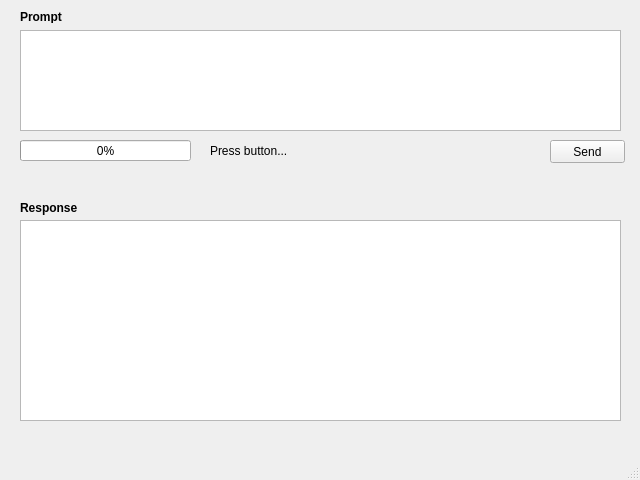
Old version of the form src/gui/main_window_aisimogen.ui in the repository Patrick-Hummel/AI_Simscape_Model_Generator.
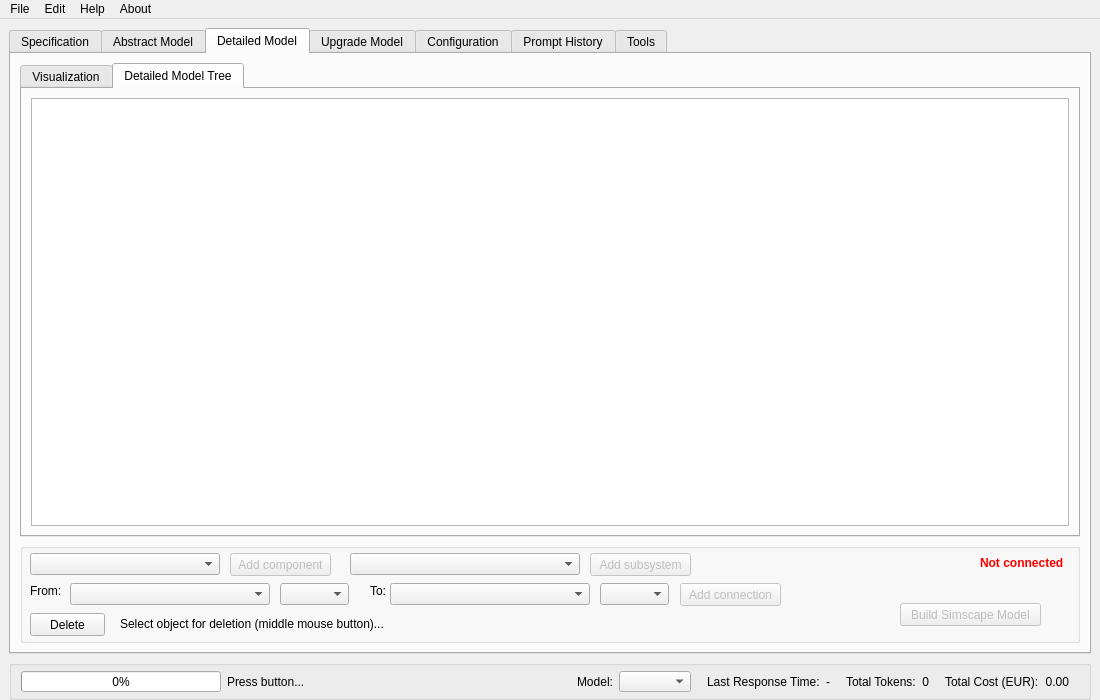
New version of the form. The open tabs and pages were chosen to show the change.

Commit message: Added system model visualization, state machine, feedback mechanism

The edit to the form file:
```diff
--- a/src/gui/main_window_aisimogen.ui
+++ b/src/gui/main_window_aisimogen.ui
@@ -6,129 +6,1068 @@
    <rect>
     <x>0</x>
     <y>0</y>
-    <width>640</width>
-    <height>480</height>
+    <width>1100</width>
+    <height>700</height>
    </rect>
   </property>
   <property name="windowTitle">
    <string>AISiMoGen - AI Simscape Model Generator v.0.1</string>
   </property>
   <widget class="QWidget" name="centralwidget">
-   <widget class="QPushButton" name="pushButton_generate_response">
-    <property name="geometry">
-     <rect>
-      <x>550</x>
-      <y>140</y>
-      <width>75</width>
-      <height>23</height>
-     </rect>
-    </property>
-    <property name="text">
-     <string>Send</string>
-    </property>
-   </widget>
-   <widget class="QPlainTextEdit" name="plainTextEdit_prompt">
-    <property name="geometry">
-     <rect>
-      <x>20</x>
-      <y>30</y>
-      <width>601</width>
-      <height>101</height>
-     </rect>
-    </property>
-   </widget>
-   <widget class="QPlainTextEdit" name="plainTextEdit_response">
-    <property name="geometry">
-     <rect>
-      <x>20</x>
-      <y>220</y>
-      <width>601</width>
-      <height>201</height>
-     </rect>
-    </property>
-    <property name="readOnly">
-     <bool>true</bool>
-    </property>
-   </widget>
-   <widget class="QLabel" name="label_prompt">
-    <property name="geometry">
-     <rect>
-      <x>20</x>
-      <y>10</y>
-      <width>47</width>
-      <height>13</height>
-     </rect>
-    </property>
-    <property name="font">
-     <font>
-      <weight>75</weight>
-      <bold>true</bold>
-     </font>
-    </property>
-    <property name="text">
-     <string>Prompt</string>
-    </property>
-   </widget>
-   <widget class="QLabel" name="label_response">
-    <property name="geometry">
-     <rect>
-      <x>20</x>
-      <y>200</y>
-      <width>71</width>
-      <height>16</height>
-     </rect>
-    </property>
-    <property name="font">
-     <font>
-      <weight>75</weight>
-      <bold>true</bold>
-     </font>
-    </property>
-    <property name="text">
-     <string>Response</string>
-    </property>
-   </widget>
-   <widget class="QProgressBar" name="progressBar_request_prompt">
-    <property name="geometry">
-     <rect>
-      <x>20</x>
-      <y>140</y>
-      <width>171</width>
-      <height>21</height>
-     </rect>
-    </property>
-    <property name="value">
+   <layout class="QVBoxLayout" name="verticalLayout">
+    <property name="bottomMargin">
      <number>0</number>
     </property>
-   </widget>
-   <widget class="QLabel" name="label_progress_request_prompt">
-    <property name="geometry">
-     <rect>
-      <x>210</x>
-      <y>140</y>
-      <width>91</width>
-      <height>21</height>
-     </rect>
-    </property>
-    <property name="text">
-     <string>Press button...</string>
-    </property>
-    <property name="alignment">
-     <set>Qt::AlignLeading|Qt::AlignLeft|Qt::AlignVCenter</set>
-    </property>
-   </widget>
+    <item>
+     <widget class="QTabWidget" name="tabWidget_main">
+      <property name="currentIndex">
+       <number>0</number>
+      </property>
+      <widget class="QWidget" name="tab_specification">
+       <attribute name="title">
+        <string>Specification</string>
+       </attribute>
+       <layout class="QVBoxLayout" name="verticalLayout_2">
+        <item>
+         <widget class="QGroupBox" name="groupBox_requirements_specification">
+          <property name="title">
+           <string>System Specification</string>
+          </property>
+          <widget class="QPushButton" name="pushButton_create_specification_summary">
+           <property name="geometry">
+            <rect>
+             <x>950</x>
+             <y>240</y>
+             <width>75</width>
+             <height>23</height>
+            </rect>
+           </property>
+           <property name="text">
+            <string>Send</string>
+           </property>
+          </widget>
+          <widget class="QPlainTextEdit" name="plainTextEdit_user_specification">
+           <property name="geometry">
+            <rect>
+             <x>20</x>
+             <y>30</y>
+             <width>911</width>
+             <height>231</height>
+            </rect>
+           </property>
+           <property name="placeholderText">
+            <string>Describe the system you would like to have generated...</string>
+           </property>
+          </widget>
+         </widget>
+        </item>
+        <item>
+         <widget class="QGroupBox" name="groupBox_specification_summary">
+          <property name="title">
+           <string>Specification Summary (AI)</string>
+          </property>
+          <widget class="QPlainTextEdit" name="plainTextEdit_specification_summary">
+           <property name="enabled">
+            <bool>false</bool>
+           </property>
+           <property name="geometry">
+            <rect>
+             <x>20</x>
+             <y>50</y>
+             <width>911</width>
+             <height>211</height>
+            </rect>
+           </property>
+           <property name="documentTitle">
+            <string/>
+           </property>
+           <property name="readOnly">
+            <bool>false</bool>
+           </property>
+           <property name="placeholderText">
+            <string>Send your specification to the AI and the resulting summary will be displayed here...</string>
+           </property>
+          </widget>
+          <widget class="QLabel" name="label_response_2">
+           <property name="geometry">
+            <rect>
+             <x>20</x>
+             <y>30</y>
+             <width>691</width>
+             <height>16</height>
+            </rect>
+           </property>
+           <property name="font">
+            <font>
+             <weight>50</weight>
+             <bold>false</bold>
+            </font>
+           </property>
+           <property name="text">
+            <string>If you see mistakes, alter your description above, change some LLM parameters or just fix them yourself below. When done, click &quot;Verify&quot;.</string>
+           </property>
+          </widget>
+          <widget class="QPushButton" name="pushButton_verify_specification_summary">
+           <property name="enabled">
+            <bool>false</bool>
+           </property>
+           <property name="geometry">
+            <rect>
+             <x>950</x>
+             <y>240</y>
+             <width>75</width>
+             <height>23</height>
+            </rect>
+           </property>
+           <property name="text">
+            <string>Verify</string>
+           </property>
+          </widget>
+         </widget>
+        </item>
+       </layout>
+      </widget>
+      <widget class="QWidget" name="tab_abstract_system_model">
+       <attribute name="title">
+        <string>Abstract Model</string>
+       </attribute>
+       <layout class="QVBoxLayout" name="verticalLayout_3">
+        <item>
+         <widget class="QTabWidget" name="tabWidget_abstract_model">
+          <property name="currentIndex">
+           <number>0</number>
+          </property>
+          <widget class="QWidget" name="tab_5">
+           <attribute name="title">
+            <string>Visualization</string>
+           </attribute>
+           <layout class="QVBoxLayout" name="verticalLayout_6">
+            <item>
+             <widget class="QGroupBox" name="groupBox_abstract_model_visualization">
+              <property name="title">
+               <string/>
+              </property>
+             </widget>
+            </item>
+           </layout>
+          </widget>
+          <widget class="QWidget" name="tab_tree_abstract_model">
+           <attribute name="title">
+            <string>Abstract Model Tree</string>
+           </attribute>
+           <layout class="QVBoxLayout" name="verticalLayout_5">
+            <item>
+             <widget class="QTreeWidget" name="treeWidget_abstract_model">
+              <attribute name="headerVisible">
+               <bool>false</bool>
+              </attribute>
+              <column>
+               <property name="text">
+                <string notr="true">1</string>
+               </property>
+              </column>
+             </widget>
+            </item>
+           </layout>
+          </widget>
+          <widget class="QWidget" name="tab_tree_json_response">
+           <attribute name="title">
+            <string>JSON Response Tree</string>
+           </attribute>
+           <layout class="QVBoxLayout" name="verticalLayout_4">
+            <item>
+             <widget class="QTreeWidget" name="treeWidget_json_response">
+              <property name="columnCount">
+               <number>1</number>
+              </property>
+              <attribute name="headerVisible">
+               <bool>false</bool>
+              </attribute>
+              <column>
+               <property name="text">
+                <string notr="true">1</string>
+               </property>
+              </column>
+             </widget>
+            </item>
+           </layout>
+          </widget>
+          <widget class="QWidget" name="tab_4">
+           <attribute name="title">
+            <string>Response</string>
+           </attribute>
+           <layout class="QVBoxLayout" name="verticalLayout_11">
+            <item>
+             <widget class="QPlainTextEdit" name="plainTextEdit_ai_abstract_system_model">
+              <property name="readOnly">
+               <bool>true</bool>
+              </property>
+             </widget>
+            </item>
+           </layout>
+          </widget>
+         </widget>
+        </item>
+        <item>
+         <widget class="QGroupBox" name="groupBox_6">
+          <property name="minimumSize">
+           <size>
+            <width>0</width>
+            <height>150</height>
+           </size>
+          </property>
+          <property name="title">
+           <string>Provide Feedback</string>
+          </property>
+          <widget class="QPlainTextEdit" name="plainTextEdit_abstract_model_feedback">
+           <property name="enabled">
+            <bool>false</bool>
+           </property>
+           <property name="geometry">
+            <rect>
+             <x>20</x>
+             <y>20</y>
+             <width>841</width>
+             <height>121</height>
+            </rect>
+           </property>
+           <property name="minimumSize">
+            <size>
+             <width>0</width>
+             <height>100</height>
+            </size>
+           </property>
+           <property name="placeholderText">
+            <string>Something wrong? Here you can provide direct feedback to the AI to try to improve the generated abstract system model...</string>
+           </property>
+          </widget>
+          <widget class="QPushButton" name="pushButton_abstract_model_send_feedback">
+           <property name="enabled">
+            <bool>false</bool>
+           </property>
+           <property name="geometry">
+            <rect>
+             <x>880</x>
+             <y>80</y>
+             <width>101</width>
+             <height>23</height>
+            </rect>
+           </property>
+           <property name="text">
+            <string>Send Feedback</string>
+           </property>
+          </widget>
+          <widget class="QPushButton" name="pushButton_create_detailed_model">
+           <property name="enabled">
+            <bool>false</bool>
+           </property>
+           <property name="geometry">
+            <rect>
+             <x>880</x>
+             <y>110</y>
+             <width>141</width>
+             <height>23</height>
+            </rect>
+           </property>
+           <property name="text">
+            <string>Create Detailed Model</string>
+           </property>
+          </widget>
+          <widget class="QPushButton" name="pushButton_clear_abstract_model_feedback_text">
+           <property name="enabled">
+            <bool>false</bool>
+           </property>
+           <property name="geometry">
+            <rect>
+             <x>880</x>
+             <y>50</y>
+             <width>75</width>
+             <height>23</height>
+            </rect>
+           </property>
+           <property name="text">
+            <string>Clear</string>
+           </property>
+          </widget>
+          <widget class="QPushButton" name="pushButton_abstract_model_manual_auto_correction">
+           <property name="enabled">
+            <bool>false</bool>
+           </property>
+           <property name="geometry">
+            <rect>
+             <x>880</x>
+             <y>20</y>
+             <width>75</width>
+             <height>23</height>
+            </rect>
+           </property>
+           <property name="text">
+            <string>Auto Correct</string>
+           </property>
+          </widget>
+         </widget>
+        </item>
+       </layout>
+      </widget>
+      <widget class="QWidget" name="tab_detailed_system_model">
+       <attribute name="title">
+        <string>Detailed Model</string>
+       </attribute>
+       <layout class="QVBoxLayout" name="verticalLayout_7">
+        <item>
+         <widget class="QTabWidget" name="tabWidget">
+          <property name="currentIndex">
+           <number>0</number>
+          </property>
+          <widget class="QWidget" name="tab_detailed_model_visualization">
+           <attribute name="title">
+            <string>Visualization</string>
+           </attribute>
+           <layout class="QVBoxLayout" name="verticalLayout_9">
+            <item>
+             <widget class="QGroupBox" name="groupBox_detailed_model_visualization">
+              <property name="title">
+               <string/>
+              </property>
+             </widget>
+            </item>
+           </layout>
+          </widget>
+          <widget class="QWidget" name="tab_detailed_model_tree">
+           <attribute name="title">
+            <string>Detailed Model Tree</string>
+           </attribute>
+           <layout class="QVBoxLayout" name="verticalLayout_8">
+            <item>
+             <widget class="QTreeWidget" name="treeWidget_detailed_model">
+              <attribute name="headerVisible">
+               <bool>false</bool>
+              </attribute>
+              <column>
+               <property name="text">
+                <string notr="true">1</string>
+               </property>
+              </column>
+             </widget>
+            </item>
+           </layout>
+          </widget>
+         </widget>
+        </item>
+        <item>
+         <widget class="QGroupBox" name="groupBox">
+          <property name="minimumSize">
+           <size>
+            <width>0</width>
+            <height>100</height>
+           </size>
+          </property>
+          <property name="maximumSize">
+           <size>
+            <width>16777215</width>
+            <height>100</height>
+           </size>
+          </property>
+          <property name="title">
+           <string/>
+          </property>
+          <widget class="QPushButton" name="pushButton_build_simscape_model">
+           <property name="enabled">
+            <bool>false</bool>
+           </property>
+           <property name="geometry">
+            <rect>
+             <x>880</x>
+             <y>60</y>
+             <width>141</width>
+             <height>23</height>
+            </rect>
+           </property>
+           <property name="text">
+            <string>Build Simscape Model</string>
+           </property>
+          </widget>
+          <widget class="QComboBox" name="comboBox_add_component">
+           <property name="geometry">
+            <rect>
+             <x>10</x>
+             <y>10</y>
+             <width>190</width>
+             <height>22</height>
+            </rect>
+           </property>
+          </widget>
+          <widget class="QPushButton" name="pushButton_detailed_model_add_component">
+           <property name="enabled">
+            <bool>false</bool>
+           </property>
+           <property name="geometry">
+            <rect>
+             <x>210</x>
+             <y>10</y>
+             <width>101</width>
+             <height>23</height>
+            </rect>
+           </property>
+           <property name="text">
+            <string>Add component</string>
+           </property>
+          </widget>
+          <widget class="QComboBox" name="comboBox_add_connection_from">
+           <property name="geometry">
+            <rect>
+             <x>50</x>
+             <y>40</y>
+             <width>200</width>
+             <height>22</height>
+            </rect>
+           </property>
+          </widget>
+          <widget class="QLabel" name="label_3">
+           <property name="geometry">
+            <rect>
+             <x>10</x>
+             <y>40</y>
+             <width>31</width>
+             <height>16</height>
+            </rect>
+           </property>
+           <property name="text">
+            <string>From:</string>
+           </property>
+          </widget>
+          <widget class="QLabel" name="label_4">
+           <property name="geometry">
+            <rect>
+             <x>350</x>
+             <y>40</y>
+             <width>21</width>
+             <height>16</height>
+            </rect>
+           </property>
+           <property name="text">
+            <string>To:</string>
+           </property>
+          </widget>
+          <widget class="QComboBox" name="comboBox_add_connection_to">
+           <property name="geometry">
+            <rect>
+             <x>370</x>
+             <y>40</y>
+             <width>200</width>
+             <height>22</height>
+            </rect>
+           </property>
+          </widget>
+          <widget class="QPushButton" name="pushButton_detailed_model_add_connection">
+           <property name="enabled">
+            <bool>false</bool>
+           </property>
+           <property name="geometry">
+            <rect>
+             <x>660</x>
+             <y>40</y>
+             <width>101</width>
+             <height>23</height>
+            </rect>
+           </property>
+           <property name="text">
+            <string>Add connection</string>
+           </property>
+          </widget>
+          <widget class="QComboBox" name="comboBox_add_subsystem">
+           <property name="geometry">
+            <rect>
+             <x>330</x>
+             <y>10</y>
+             <width>230</width>
+             <height>22</height>
+            </rect>
+           </property>
+          </widget>
+          <widget class="QPushButton" name="pushButton_detailed_model_add_subsystem">
+           <property name="enabled">
+            <bool>false</bool>
+           </property>
+           <property name="geometry">
+            <rect>
+             <x>570</x>
+             <y>10</y>
+             <width>101</width>
+             <height>23</height>
+            </rect>
+           </property>
+           <property name="text">
+            <string>Add subsystem</string>
+           </property>
+          </widget>
+          <widget class="QComboBox" name="comboBox_add_connection_from_port">
+           <property name="geometry">
+            <rect>
+             <x>260</x>
+             <y>40</y>
+             <width>69</width>
+             <height>22</height>
+            </rect>
+           </property>
+          </widget>
+          <widget class="QComboBox" name="comboBox_add_connection_to_port">
+           <property name="geometry">
+            <rect>
+             <x>580</x>
+             <y>40</y>
+             <width>69</width>
+             <height>22</height>
+            </rect>
+           </property>
+          </widget>
+          <widget class="QLabel" name="label_not_connected_warning">
+           <property name="enabled">
+            <bool>true</bool>
+           </property>
+           <property name="geometry">
+            <rect>
+             <x>960</x>
+             <y>10</y>
+             <width>91</width>
+             <height>20</height>
+            </rect>
+           </property>
+           <property name="font">
+            <font>
+             <weight>75</weight>
+             <bold>true</bold>
+            </font>
+           </property>
+           <property name="styleSheet">
+            <string notr="true">color: rgb(255, 0, 0);</string>
+           </property>
+           <property name="inputMethodHints">
+            <set>Qt::ImhNone</set>
+           </property>
+           <property name="text">
+            <string>Not connected</string>
+           </property>
+          </widget>
+          <widget class="QPushButton" name="pushButton_detailed_model_delete_selection">
+           <property name="geometry">
+            <rect>
+             <x>10</x>
+             <y>70</y>
+             <width>75</width>
+             <height>23</height>
+            </rect>
+           </property>
+           <property name="text">
+            <string>Delete</string>
+           </property>
+          </widget>
+          <widget class="QLabel" name="label_detailed_model_deletion_selection">
+           <property name="geometry">
+            <rect>
+             <x>100</x>
+             <y>70</y>
+             <width>401</width>
+             <height>21</height>
+            </rect>
+           </property>
+           <property name="text">
+            <string>Select object for deletion (middle mouse button)...</string>
+           </property>
+          </widget>
+         </widget>
+        </item>
+       </layout>
+      </widget>
+      <widget class="QWidget" name="tab_upgrade_detailed_model">
+       <attribute name="title">
+        <string>Upgrade Model</string>
+       </attribute>
+      </widget>
+      <widget class="QWidget" name="tab_configuration">
+       <attribute name="title">
+        <string>Configuration</string>
+       </attribute>
+       <widget class="QLabel" name="label">
+        <property name="geometry">
+         <rect>
+          <x>30</x>
+          <y>30</y>
+          <width>81</width>
+          <height>16</height>
+         </rect>
+        </property>
+        <property name="text">
+         <string>Current State:</string>
+        </property>
+       </widget>
+       <widget class="QLabel" name="label_info_current_state">
+        <property name="geometry">
+         <rect>
+          <x>120</x>
+          <y>30</y>
+          <width>351</width>
+          <height>16</height>
+         </rect>
+        </property>
+        <property name="font">
+         <font>
+          <weight>75</weight>
+          <bold>true</bold>
+         </font>
+        </property>
+        <property name="text">
+         <string>TextLabel</string>
+        </property>
+       </widget>
+       <widget class="QLabel" name="label_5">
+        <property name="geometry">
+         <rect>
+          <x>30</x>
+          <y>60</y>
+          <width>111</width>
+          <height>16</height>
+         </rect>
+        </property>
+        <property name="text">
+         <string>Model Temperature:</string>
+        </property>
+       </widget>
+       <widget class="QSlider" name="horizontalSlider_config_model_temperature">
+        <property name="geometry">
+         <rect>
+          <x>230</x>
+          <y>60</y>
+          <width>160</width>
+          <height>22</height>
+         </rect>
+        </property>
+        <property name="maximum">
+         <number>200</number>
+        </property>
+        <property name="orientation">
+         <enum>Qt::Horizontal</enum>
+        </property>
+        <property name="tickPosition">
+         <enum>QSlider::TicksBelow</enum>
+        </property>
+       </widget>
+       <widget class="QDoubleSpinBox" name="doubleSpinBox_config_model_temperature">
+        <property name="geometry">
+         <rect>
+          <x>140</x>
+          <y>60</y>
+          <width>62</width>
+          <height>22</height>
+         </rect>
+        </property>
+        <property name="maximum">
+         <double>2.000000000000000</double>
+        </property>
+        <property name="singleStep">
+         <double>0.010000000000000</double>
+        </property>
+        <property name="value">
+         <double>1.000000000000000</double>
+        </property>
+       </widget>
+      </widget>
+      <widget class="QWidget" name="tab_prompt_history">
+       <attribute name="title">
+        <string>Prompt History</string>
+       </attribute>
+       <layout class="QVBoxLayout" name="verticalLayout_10">
+        <item>
+         <widget class="QPlainTextEdit" name="plainTextEdit_prompt_history">
+          <property name="readOnly">
+           <bool>true</bool>
+          </property>
+         </widget>
+        </item>
+       </layout>
+      </widget>
+      <widget class="QWidget" name="tab_tools">
+       <attribute name="title">
+        <string>Tools</string>
+       </attribute>
+       <widget class="QPlainTextEdit" name="plainTextEdit_response">
+        <property name="geometry">
+         <rect>
+          <x>20</x>
+          <y>220</y>
+          <width>601</width>
+          <height>201</height>
+         </rect>
+        </property>
+        <property name="readOnly">
+         <bool>true</bool>
+        </property>
+       </widget>
+       <widget class="QLabel" name="label_response">
+        <property name="geometry">
+         <rect>
+          <x>30</x>
+          <y>190</y>
+          <width>71</width>
+          <height>16</height>
+         </rect>
+        </property>
+        <property name="font">
+         <font>
+          <weight>75</weight>
+          <bold>true</bold>
+         </font>
+        </property>
+        <property name="text">
+         <string>Response</string>
+        </property>
+       </widget>
+       <widget class="QPushButton" name="pushButton_generate_response">
+        <property name="geometry">
+         <rect>
+          <x>540</x>
+          <y>150</y>
+          <width>75</width>
+          <height>23</height>
+         </rect>
+        </property>
+        <property name="text">
+         <string>Send</string>
+        </property>
+       </widget>
+       <widget class="QLabel" name="label_prompt">
+        <property name="geometry">
+         <rect>
+          <x>20</x>
+          <y>20</y>
+          <width>47</width>
+          <height>13</height>
+         </rect>
+        </property>
+        <property name="font">
+         <font>
+          <weight>75</weight>
+          <bold>true</bold>
+         </font>
+        </property>
+        <property name="text">
+         <string>Prompt</string>
+        </property>
+       </widget>
+       <widget class="QLabel" name="label_progress_request_prompt">
+        <property name="geometry">
+         <rect>
+          <x>210</x>
+          <y>150</y>
+          <width>91</width>
+          <height>21</height>
+         </rect>
+        </property>
+        <property name="text">
+         <string>Press button...</string>
+        </property>
+        <property name="alignment">
+         <set>Qt::AlignLeading|Qt::AlignLeft|Qt::AlignVCenter</set>
+        </property>
+       </widget>
+       <widget class="QProgressBar" name="progressBar_request_prompt">
+        <property name="geometry">
+         <rect>
+          <x>20</x>
+          <y>150</y>
+          <width>171</width>
+          <height>21</height>
+         </rect>
+        </property>
+        <property name="value">
+         <number>0</number>
+        </property>
+       </widget>
+       <widget class="QPlainTextEdit" name="plainTextEdit_prompt">
+        <property name="geometry">
+         <rect>
+          <x>20</x>
+          <y>40</y>
+          <width>601</width>
+          <height>101</height>
+         </rect>
+        </property>
+       </widget>
+      </widget>
+     </widget>
+    </item>
+    <item>
+     <widget class="QGroupBox" name="groupBox_3">
+      <property name="minimumSize">
+       <size>
+        <width>0</width>
+        <height>30</height>
+       </size>
+      </property>
+      <property name="maximumSize">
+       <size>
+        <width>16777215</width>
+        <height>40</height>
+       </size>
+      </property>
+      <property name="title">
+       <string/>
+      </property>
+      <property name="alignment">
+       <set>Qt::AlignBottom|Qt::AlignLeading|Qt::AlignLeft</set>
+      </property>
+      <property name="flat">
+       <bool>true</bool>
+      </property>
+      <layout class="QHBoxLayout" name="horizontalLayout">
+       <property name="topMargin">
+        <number>5</number>
+       </property>
+       <property name="bottomMargin">
+        <number>5</number>
+       </property>
+       <item>
+        <widget class="QProgressBar" name="progressBar_main_request">
+         <property name="minimumSize">
+          <size>
+           <width>200</width>
+           <height>0</height>
+          </size>
+         </property>
+         <property name="value">
+          <number>0</number>
+         </property>
+        </widget>
+       </item>
+       <item>
+        <widget class="QLabel" name="label_progress_main_request">
+         <property name="minimumSize">
+          <size>
+           <width>150</width>
+           <height>0</height>
+          </size>
+         </property>
+         <property name="text">
+          <string>Press button...</string>
+         </property>
+         <property name="alignment">
+          <set>Qt::AlignLeading|Qt::AlignLeft|Qt::AlignVCenter</set>
+         </property>
+        </widget>
+       </item>
+       <item>
+        <spacer name="horizontalSpacer">
+         <property name="orientation">
+          <enum>Qt::Horizontal</enum>
+         </property>
+         <property name="sizeHint" stdset="0">
+          <size>
+           <width>40</width>
+           <height>20</height>
+          </size>
+         </property>
+        </spacer>
+       </item>
+       <item>
+        <widget class="QLabel" name="label_desc_current_model">
+         <property name="text">
+          <string>Model:</string>
+         </property>
+        </widget>
+       </item>
+       <item>
+        <widget class="QComboBox" name="comboBox_current_model">
+         <property name="maxVisibleItems">
+          <number>16</number>
+         </property>
+        </widget>
+       </item>
+       <item>
+        <spacer name="horizontalSpacer_5">
+         <property name="orientation">
+          <enum>Qt::Horizontal</enum>
+         </property>
+         <property name="sizeType">
+          <enum>QSizePolicy::Fixed</enum>
+         </property>
+         <property name="sizeHint" stdset="0">
+          <size>
+           <width>10</width>
+           <height>20</height>
+          </size>
+         </property>
+        </spacer>
+       </item>
+       <item>
+        <widget class="QLabel" name="label_desc_last_response_time">
+         <property name="text">
+          <string>Last Response Time:</string>
+         </property>
+        </widget>
+       </item>
+       <item>
+        <widget class="QLabel" name="label_last_response_time">
+         <property name="text">
+          <string>-</string>
+         </property>
+        </widget>
+       </item>
+       <item>
+        <spacer name="horizontalSpacer_3">
+         <property name="orientation">
+          <enum>Qt::Horizontal</enum>
+         </property>
+         <property name="sizeType">
+          <enum>QSizePolicy::Fixed</enum>
+         </property>
+         <property name="sizeHint" stdset="0">
+          <size>
+           <width>10</width>
+           <height>20</height>
+          </size>
+         </property>
+        </spacer>
+       </item>
+       <item>
+        <widget class="QLabel" name="label_desc_total_tokens">
+         <property name="text">
+          <string>Total Tokens:</string>
+         </property>
+        </widget>
+       </item>
+       <item>
+        <widget class="QLabel" name="label_total_tokens">
+         <property name="text">
+          <string>0</string>
+         </property>
+         <property name="alignment">
+          <set>Qt::AlignRight|Qt::AlignTrailing|Qt::AlignVCenter</set>
+         </property>
+        </widget>
+       </item>
+       <item>
+        <spacer name="horizontalSpacer_4">
+         <property name="orientation">
+          <enum>Qt::Horizontal</enum>
+         </property>
+         <property name="sizeType">
+          <enum>QSizePolicy::Fixed</enum>
+         </property>
+         <property name="sizeHint" stdset="0">
+          <size>
+           <width>10</width>
+           <height>20</height>
+          </size>
+         </property>
+        </spacer>
+       </item>
+       <item>
+        <widget class="QLabel" name="label_desc_total_cost">
+         <property name="text">
+          <string>Total Cost (EUR):</string>
+         </property>
+        </widget>
+       </item>
+       <item>
+        <widget class="QLabel" name="label_total_cost_euro">
+         <property name="text">
+          <string>0.00</string>
+         </property>
+         <property name="alignment">
+          <set>Qt::AlignRight|Qt::AlignTrailing|Qt::AlignVCenter</set>
+         </property>
+        </widget>
+       </item>
+       <item>
+        <spacer name="horizontalSpacer_2">
+         <property name="orientation">
+          <enum>Qt::Horizontal</enum>
+         </property>
+         <property name="sizeType">
+          <enum>QSizePolicy::Fixed</enum>
+         </property>
+         <property name="sizeHint" stdset="0">
+          <size>
+           <width>10</width>
+           <height>20</height>
+          </size>
+         </property>
+        </spacer>
+       </item>
+      </layout>
+     </widget>
+    </item>
+   </layout>
   </widget>
   <widget class="QMenuBar" name="menubar">
    <property name="geometry">
     <rect>
      <x>0</x>
      <y>0</y>
-     <width>640</width>
+     <width>1100</width>
      <height>21</height>
     </rect>
    </property>
+   <widget class="QMenu" name="menu_file">
+    <property name="title">
+     <string>File</string>
+    </property>
+    <addaction name="action_save_to_file_abstract"/>
+    <addaction name="action_save_to_file_detailed"/>
+   </widget>
+   <widget class="QMenu" name="menu_edit">
+    <property name="title">
+     <string>Edit</string>
+    </property>
+    <addaction name="action_undo_change_to_abstract_model"/>
+    <addaction name="action_undo_change_to_detailed_model"/>
+   </widget>
+   <widget class="QMenu" name="menu_help">
+    <property name="title">
+     <string>Help</string>
+    </property>
+   </widget>
+   <widget class="QMenu" name="menu_about">
+    <property name="title">
+     <string>About</string>
+    </property>
+   </widget>
+   <addaction name="menu_file"/>
+   <addaction name="menu_edit"/>
+   <addaction name="menu_help"/>
+   <addaction name="menu_about"/>
   </widget>
-  <widget class="QStatusBar" name="statusbar"/>
+  <widget class="QStatusBar" name="statusbar">
+   <property name="enabled">
+    <bool>true</bool>
+   </property>
+   <property name="maximumSize">
+    <size>
+     <width>16777215</width>
+     <height>0</height>
+    </size>
+   </property>
+  </widget>
+  <action name="action_undo_change_to_abstract_model">
+   <property name="text">
+    <string>Undo (abstract)</string>
+   </property>
+  </action>
+  <action name="action_undo_change_to_detailed_model">
+   <property name="text">
+    <string>Undo (detailed)</string>
+   </property>
+  </action>
+  <action name="action_save_to_file_abstract">
+   <property name="text">
+    <string>Save to file (abstract)</string>
+   </property>
+  </action>
+  <action name="action_save_to_file_detailed">
+   <property name="text">
+    <string>Save to file (detailed)</string>
+   </property>
+  </action>
  </widget>
  <resources/>
  <connections/>
```
Left out of the diff: 2 changed lines with no effect on the pictures. The commit also changes 33 other files.
